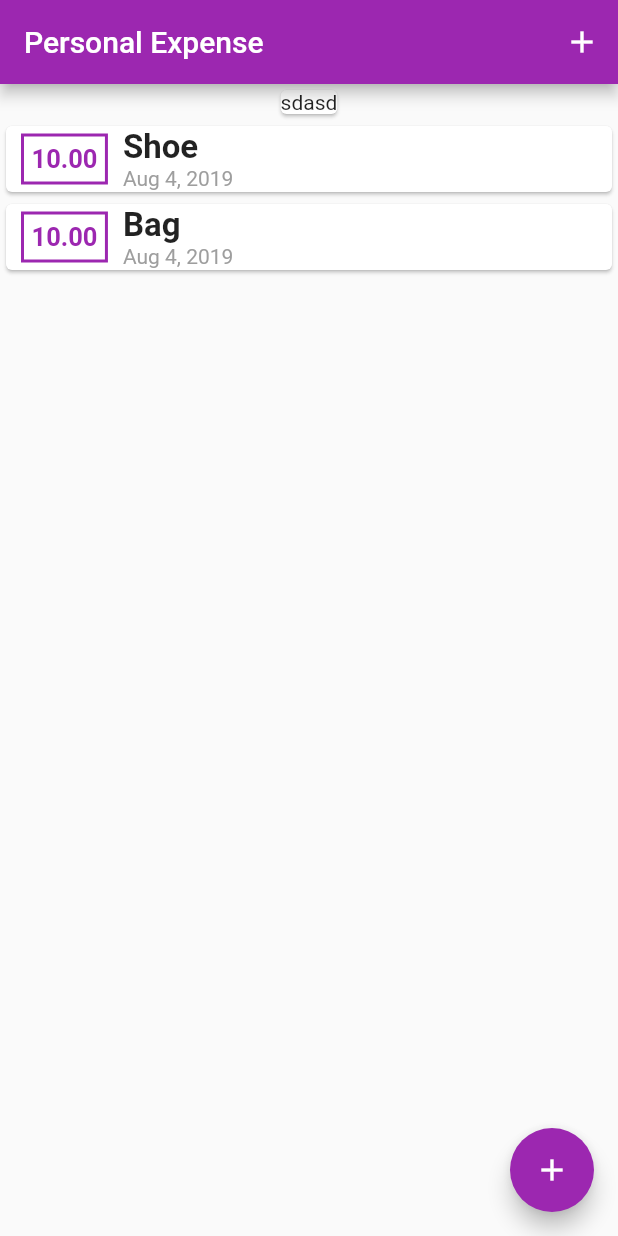
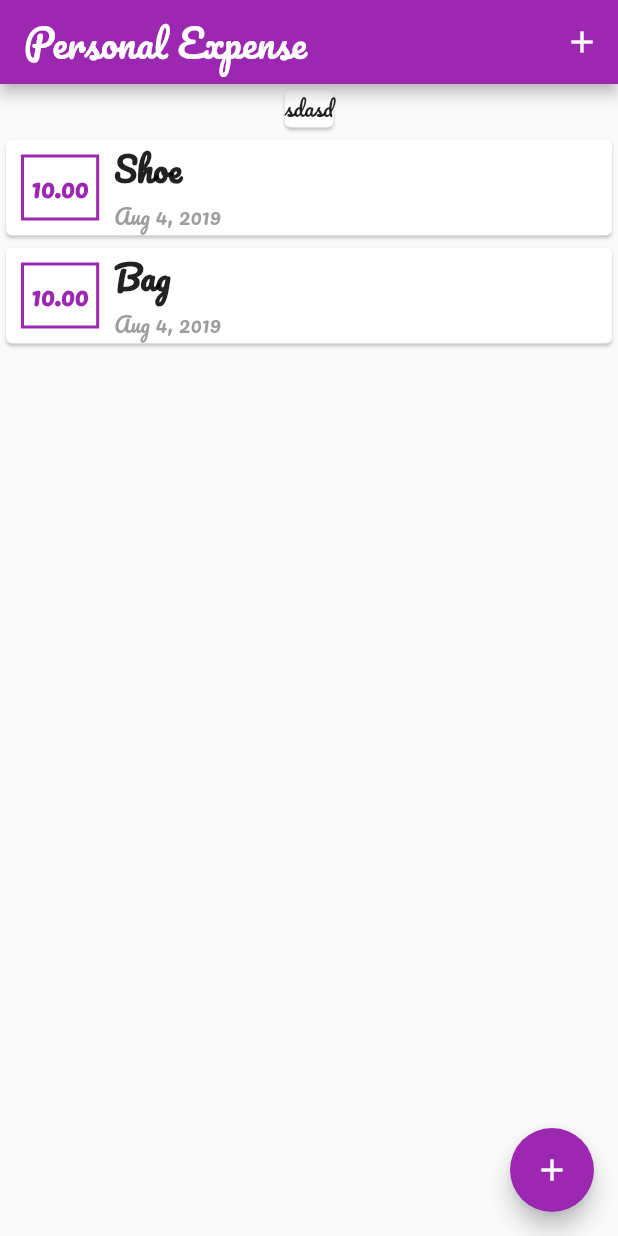
Before and after one commit to beaksickboy/Personal-Expense, a Flutter app: the screen it shows after launch, on a phone screen of 412 x 824 dp. Run offline on Flutter 3.47's test engine with Material 2 defaults, Android fonts, the phone set to English and light mode, and no system bars.

Commit message:
Change font

```diff
--- a/lib/main.dart
+++ b/lib/main.dart
@@ -22,6 +22,15 @@ class MyApp extends StatelessWidget {
         // Notice that the counter didn't reset back to zero; the application
         // is not restarted.
         primarySwatch: Colors.purple,
+        fontFamily: 'Pacifico',
+        appBarTheme: AppBarTheme(
+          textTheme: ThemeData.light().textTheme.copyWith(
+                title: TextStyle(
+                  fontSize: 25.0,
+                  fontFamily: 'Pacifico',
+                ),
+              ),
+        ),
       ),
       home: MyHomePage(),
     );
```
Also changed, not shown: pubspec.yaml (+9 -11 lines), assets/fonts/OpenSans-Regular.ttf (added), assets/fonts/Pacifico-Regular.ttf (added), 1 other file.
